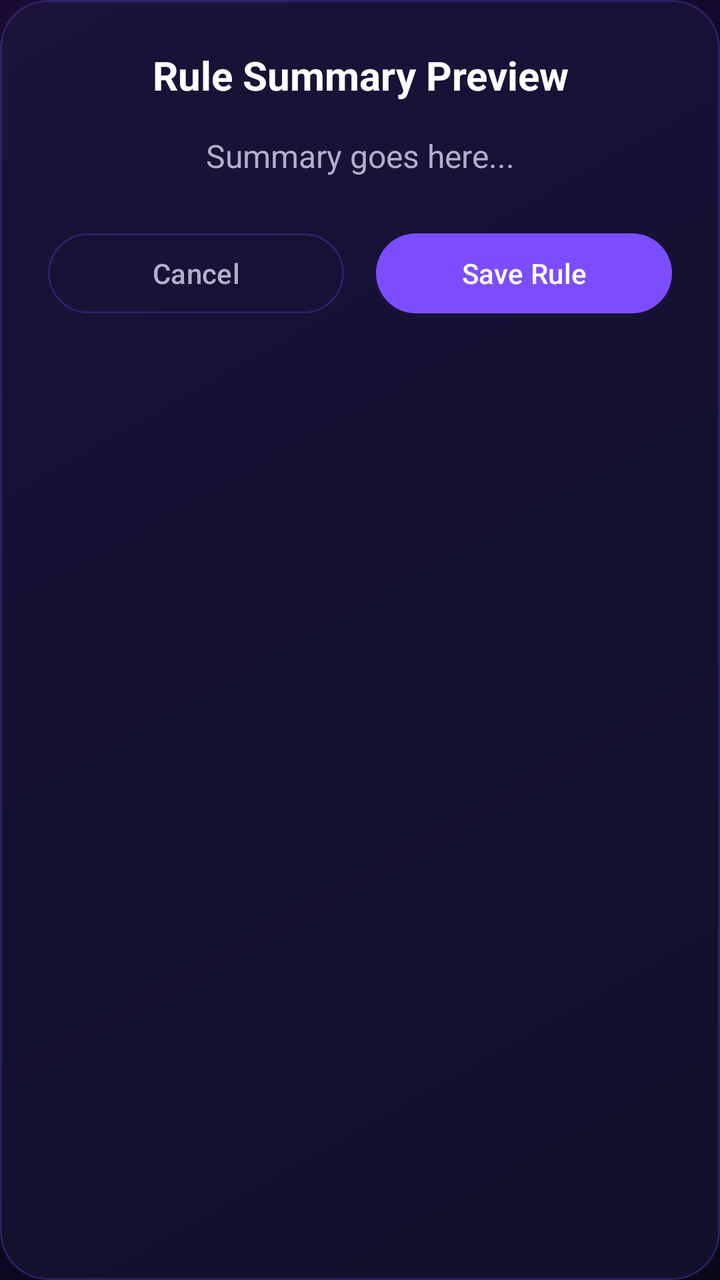
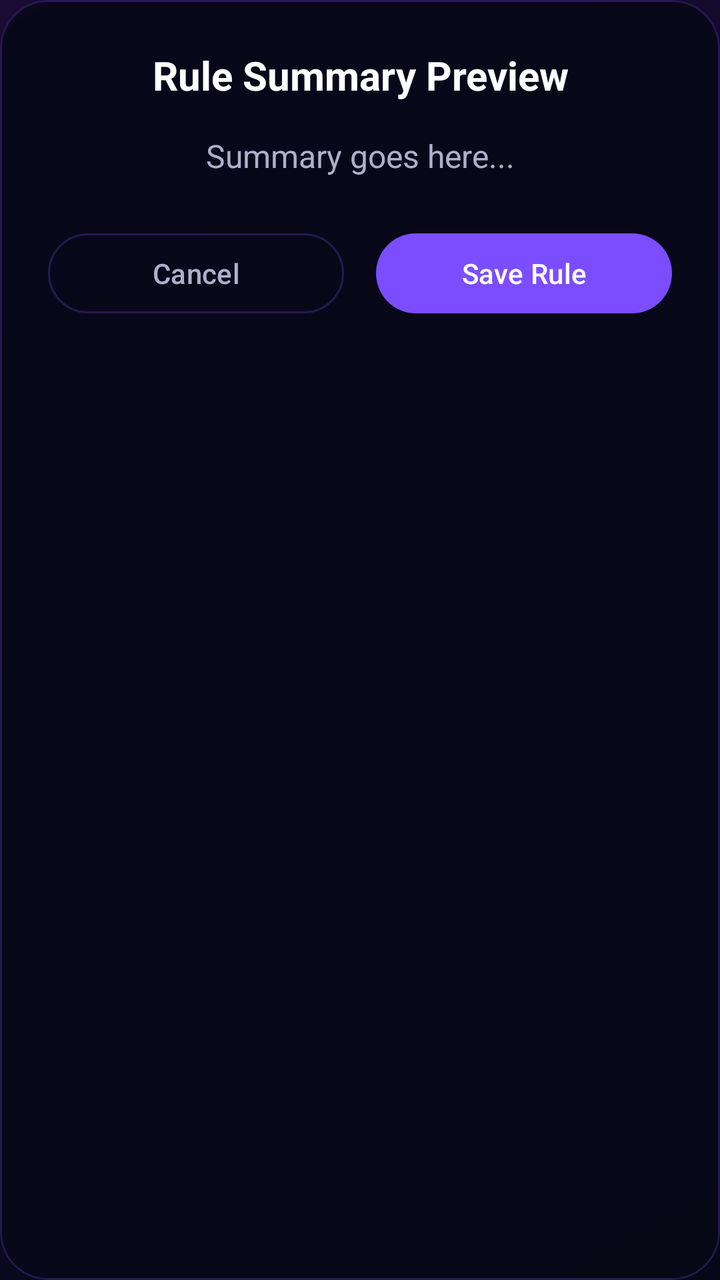

An Android layout rendered at two revisions. The XML below is the earlier revision; the diff shows what the commit changed to produce the second picture.
<!-- AndroidManifest.xml: application theme Theme.Zenith -->
<!-- res/layout/dialog_rule_summary.xml -->
<?xml version="1.0" encoding="utf-8"?>
<com.google.android.material.card.MaterialCardView xmlns:android="http://schemas.android.com/apk/res/android"
    xmlns:app="http://schemas.android.com/apk/res-auto"
    android:layout_width="match_parent"
    android:layout_height="wrap_content"
    android:layout_margin="16dp"
    app:cardBackgroundColor="?attr/glassCardColor"
    app:cardCornerRadius="24dp"
    app:cardElevation="0dp"
    app:strokeColor="?attr/glassStrokeColor"
    app:strokeWidth="1dp">

    <LinearLayout
        android:layout_width="match_parent"
        android:layout_height="wrap_content"
        android:orientation="vertical"
        android:padding="24dp">

        <TextView
            android:id="@+id/text_dialog_title"
            android:layout_width="match_parent"
            android:layout_height="wrap_content"
            android:text="Rule Summary Preview"
            android:textColor="?attr/colorOnSurface"
            android:textSize="20sp"
            android:textStyle="bold"
            android:gravity="center"
            android:layout_marginBottom="16dp" />

        <TextView
            android:id="@+id/text_dialog_message"
            android:layout_width="match_parent"
            android:layout_height="wrap_content"
            android:text="Summary goes here..."
            android:textColor="?attr/colorOnSurfaceVariant"
            android:textSize="16sp"
            android:gravity="center"
            android:lineSpacingExtra="4dp"
            android:layout_marginBottom="24dp" />

        <LinearLayout
            android:layout_width="match_parent"
            android:layout_height="wrap_content"
            android:orientation="horizontal"
            android:weightSum="2">

            <com.google.android.material.button.MaterialButton
                android:id="@+id/btn_dialog_cancel"
                style="@style/Widget.Material3.Button.OutlinedButton"
                android:layout_width="0dp"
                android:layout_height="wrap_content"
                android:layout_weight="1"
                android:layout_marginEnd="8dp"
                android:text="Cancel"
                app:strokeColor="?attr/glassStrokeColor"
                android:textColor="?attr/colorOnSurfaceVariant" />

            <com.google.android.material.button.MaterialButton
                android:id="@+id/btn_dialog_save"
                style="@style/Widget.Material3.Button"
                android:layout_width="0dp"
                android:layout_height="wrap_content"
                android:layout_weight="1"
                android:layout_marginStart="8dp"
                android:text="Save Rule"
                android:textColor="?attr/colorOnPrimary"
                app:backgroundTint="?attr/accentPrimary" />
        </LinearLayout>
    </LinearLayout>
</com.google.android.material.card.MaterialCardView>
<!-- resources referenced by this layout -->
<resources>
  <style name="Theme.Zenith" parent="Theme.Zenith.Glass" />
  <style name="Theme.Zenith.Glass" parent="Theme.Material3.Dark.NoActionBar">
          <item name="android:windowBackground">@drawable/bg_gradient</item>
          <item name="colorPrimary">#7C4DFF</item>
          <item name="colorOnPrimary">#FFFFFF</item>
          <item name="colorPrimaryContainer">#3D1A99</item>
          <item name="colorSecondary">#00E5FF</item>
          <item name="colorOnSecondary">#000000</item>
          <item name="colorSurface">#1A1A3E</item>
          <item name="colorOnSurface">#FFFFFF</item>
          <item name="colorOnSurfaceVariant">#B0B0CC</item>
          <item name="glassCardColor">#801A1A3E</item>
          <item name="glassStrokeColor">#407C4DFF</item>
          <item name="accentPrimary">#7C4DFF</item>
          <item name="accentSecondary">#00E5FF</item>
          <item name="navBackground">#E6080818</item>
      </style>
  <!-- drawable bg_gradient (drawable) -->
  <?xml version="1.0" encoding="utf-8"?>
  <shape xmlns:android="http://schemas.android.com/apk/res/android">
      <gradient
          android:startColor="#080818"
          android:centerColor="#0D0825"
          android:endColor="#1A0B35"
          android:angle="135"
          android:type="linear" />
  </shape>
</resources>

<!-- the commit's change to res/layout/dialog_rule_summary.xml (unified diff, before → after) -->
@@ -4,7 +4,7 @@
     android:layout_width="match_parent"
     android:layout_height="wrap_content"
     android:layout_margin="16dp"
-    app:cardBackgroundColor="?attr/glassCardColor"
+    app:cardBackgroundColor="?attr/navBackground"
     app:cardCornerRadius="24dp"
     app:cardElevation="0dp"
     app:strokeColor="?attr/glassStrokeColor"
